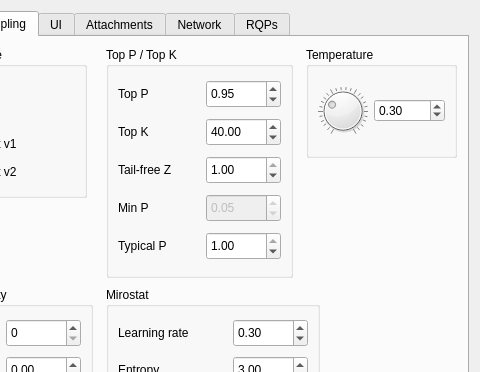
Before: the Qt Designer form anna_graphica/settingsdialog.ui in matrixsmaster/ANNA, drawn with Qt 5; both pictures show x 97 to 577 and y 0 to 372 of the 577 by 462 pixel window.
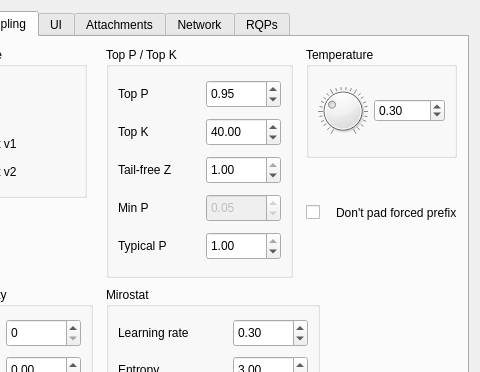
After: the same form once the commit is applied. The open tabs and pages were chosen to show the change. Icons and pictures are not drawn.

Commit message: GUI: added capture groups handling to RQPs; added optional text field splitting

Patch:
```diff
--- a/anna_graphica/settingsdialog.ui
+++ b/anna_graphica/settingsdialog.ui
@@ -892,6 +892,35 @@
         </item>
        </layout>
       </widget>
+      <widget class="QWidget" name="">
+       <property name="geometry">
+        <rect>
+         <x>390</x>
+         <y>150</y>
+         <width>151</width>
+         <height>51</height>
+        </rect>
+       </property>
+       <layout class="QHBoxLayout" name="horizontalLayout_12">
+        <item>
+         <widget class="QCheckBox" name="noPrefixPad">
+          <property name="text">
+           <string/>
+          </property>
+         </widget>
+        </item>
+        <item>
+         <widget class="QLabel" name="label_11">
+          <property name="text">
+           <string>Don't pad forced prefix</string>
+          </property>
+          <property name="wordWrap">
+           <bool>true</bool>
+          </property>
+         </widget>
+        </item>
+       </layout>
+      </widget>
      </widget>
      <widget class="QWidget" name="tab_3">
       <attribute name="title">
```
The commit also changes 4 other files.
